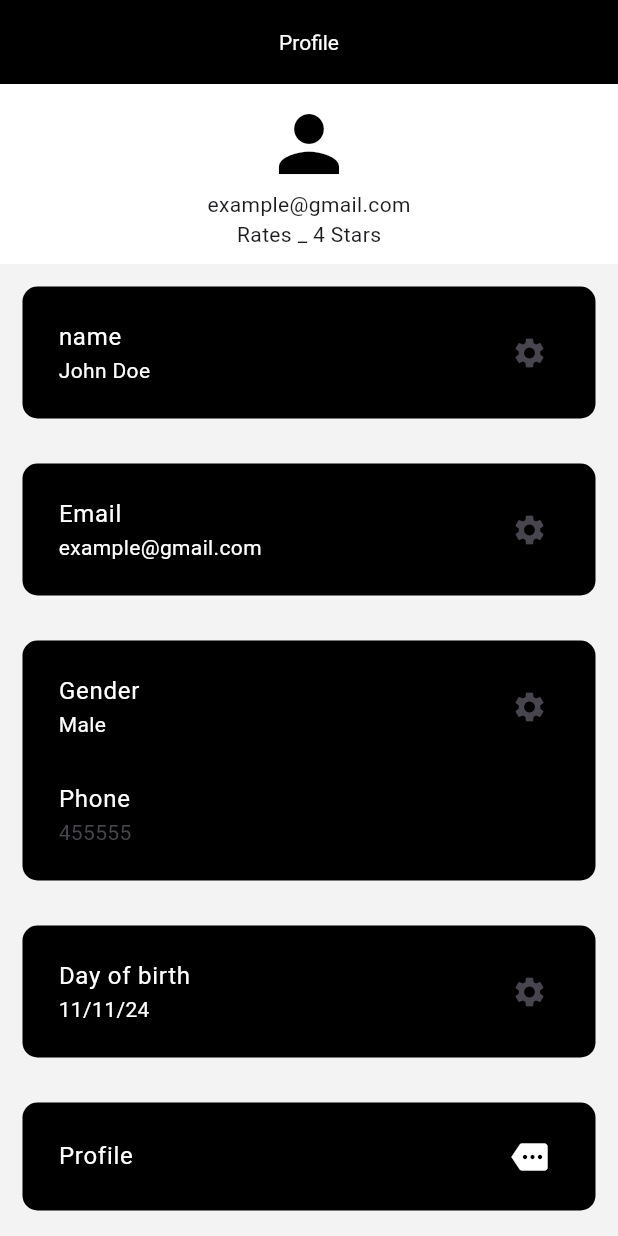
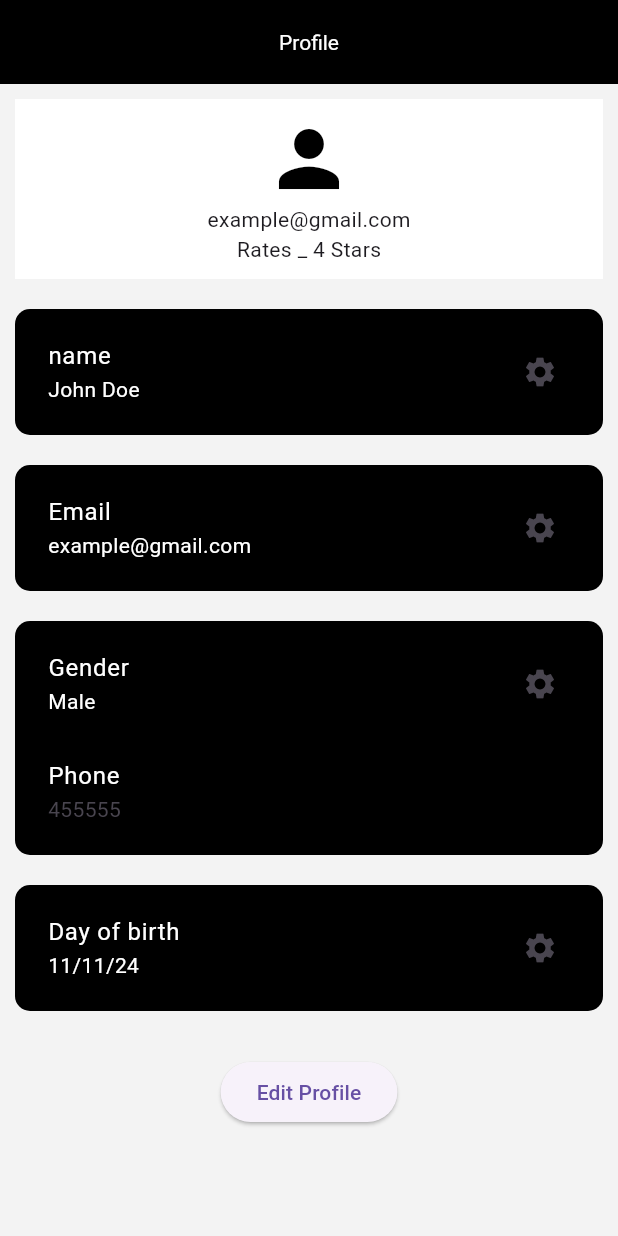
Before and after one commit to 90duse/tlwapp, a Flutter app: the screen it shows after launch, on a phone screen of 412 x 824 dp. Run offline on Flutter 3.47's test engine with Material 3 defaults, Android fonts, the light colour scheme and no system bars.

Commit message:
added some updates

```diff
--- a/lib/component/profileContainer.dart
+++ b/lib/component/profileContainer.dart
@@ -8,8 +8,8 @@ class profileContainer extends StatelessWidget {
   Widget build(BuildContext context) {
     return Container(
       alignment: Alignment.topLeft,
-      padding: EdgeInsets.all(8),
-      margin: EdgeInsets.all(15),
+      padding: EdgeInsets.all(6),
+      margin: EdgeInsets.all(10),
       decoration: BoxDecoration(
           color: const Color.fromARGB(255, 0, 0, 0),
           borderRadius: BorderRadius.all(Radius.circular(10.0))),
--- a/lib/model/userProfile.dart
+++ b/lib/model/userProfile.dart
@@ -15,6 +15,7 @@ class userProfile extends StatefulWidget {
 }
 
 class _userProfileState extends State<userProfile> {
+  bool Isvisible = true;
   @override
   Widget build(BuildContext context) {
     return MaterialApp(
@@ -32,6 +33,7 @@ class _userProfileState extends State<userProfile> {
                 child: Container(
                   color: Color.fromARGB(255, 255, 255, 255),
                   padding: EdgeInsets.all(10),
+                  margin: EdgeInsets.all(10),
                   width: double.infinity,
                   child: Column(
                     children: [
@@ -44,6 +46,13 @@ class _userProfileState extends State<userProfile> {
                       Text('Rates _ 4 Stars'),
                     ],
                   ),
+                ),
+              ),
+              Visibility(
+                visible: false,
+                child: profileContainer(
+                  cunug: profileListTile(
+                      editIcon: Icons.settings, labalhint: 'ID', textname: 111),
                 ),
               ),
 
@@ -88,27 +97,32 @@ class _userProfileState extends State<userProfile> {
                     textname: '11/11/24'),
               ),
 
-              // Is email verified
-              // Container(
-              //   alignment: Alignment.topLeft,
-              //   padding: EdgeInsets.all(8),
-              //   child: profileListTile(
-              //       editIcon: Icons.settings, labalhint: '', textname: ''),
-              // ),
-              profileContainer(
-                cunug: ListTile(
-                  title: Text(
-                    'Profile',
-                    style: TextStyle(color: Colors.white),
-                  ),
-                  trailing: Icon(
-                    Icons.more,
-                    color: Colors.white,
-                  ),
+              //Is email verified
+              Visibility(
+                visible: false,
+                child: profileContainer(
+                  cunug: profileListTile(
+                      editIcon: Icons.settings,
+                      labalhint: 'Verify Email',
+                      textname: 'Email'),
+                ),
+              ),
+              //OTP
+              Visibility(
+                visible: false,
+                child: profileContainer(
+                  cunug: profileListTile(
+                      editIcon: Icons.settings,
+                      labalhint: 'OTP',
+                      textname: 'OTP'),
                 ),
               ),
 
-              ElevatedButton(onPressed: () {}, child: Text('Edit Profile'))
+              Padding(
+                padding: const EdgeInsets.all(20.0),
+                child: ElevatedButton(
+                    onPressed: () {}, child: Text('Edit Profile')),
+              )
             ],
           ),
         ));
```
